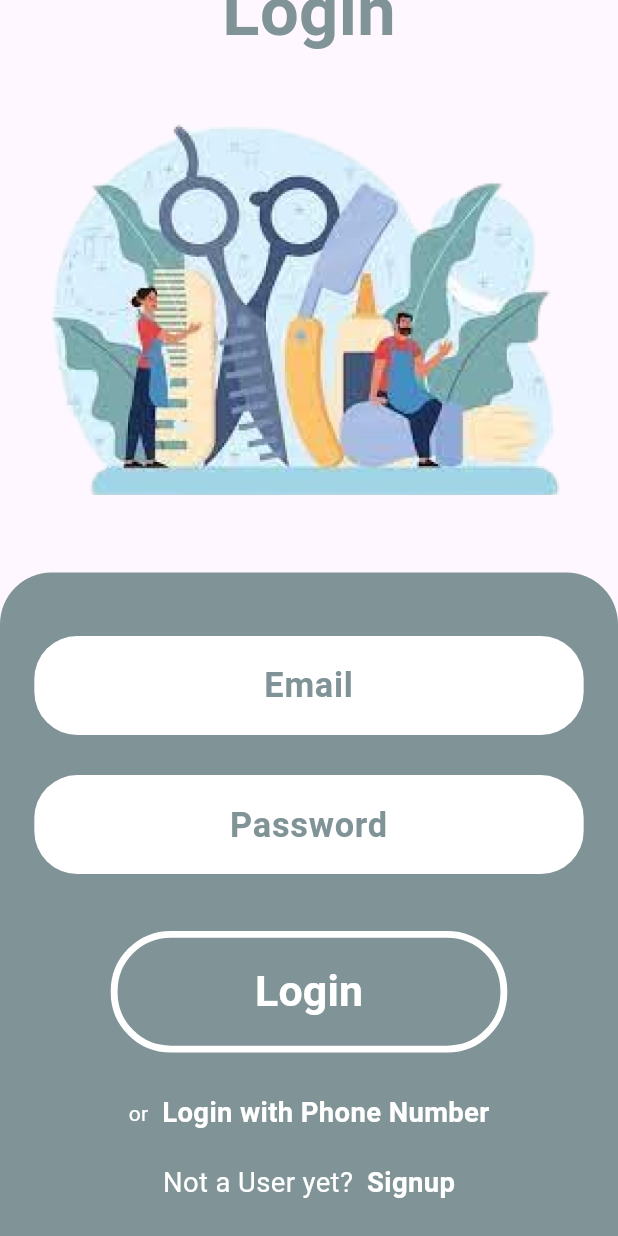
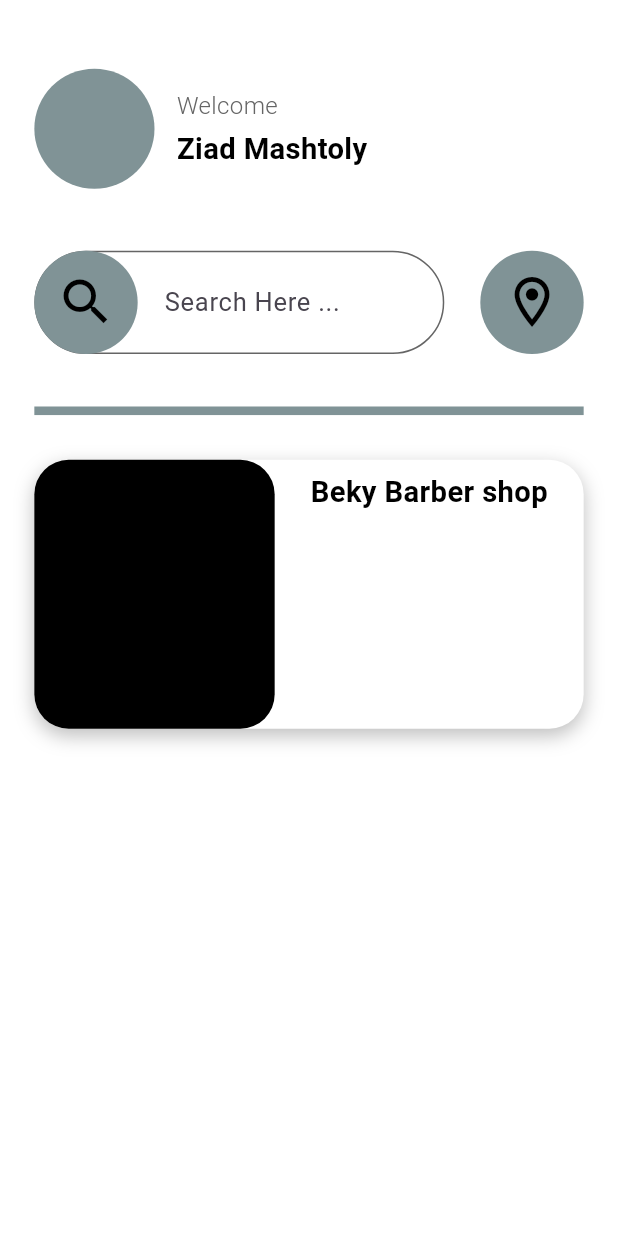
Before and after one commit to youssefibrahim146/barber_app, a Flutter app: the LoginScreen screen opened directly, scrolled down 109 dp, after a tap on "Login", on a phone screen of 412 x 824 dp. Run offline on Flutter 3.47's test engine with Material 3 defaults, Android fonts, the phone set to English and light mode, and no system bars; our stand-ins replace flutter_screenutil, get.

Commit message:
-add home screen but the barber card not finished -add get started screen

```diff
--- a/lib/app_router.dart
+++ b/lib/app_router.dart
@@ -1,3 +1,5 @@
+import 'package:barber/view/screens/get_started_screen.dart';
+import 'package:barber/view/screens/home_screen.dart';
 import 'package:barber/view/screens/signup_screen.dart';
 import 'package:flutter/material.dart';
 
@@ -7,6 +9,10 @@ import 'view/screens/login_screen.dart';
 class AppRouter {
   Route? generateRoute(RouteSettings settings) {
     switch (settings.name) {
+      case getStartedScreen:
+        return MaterialPageRoute(
+          builder: (_) => const GetStartedScreen(),
+        );
       case loginScreen:
         return MaterialPageRoute(
           builder: (_) => const LoginScreen(),
@@ -15,6 +21,10 @@ class AppRouter {
         return MaterialPageRoute(
           builder: (_) => const SignupScreen(),
         );
+      case homeScreen:
+        return MaterialPageRoute(
+          builder: (_) => const HomeScreen(),
+        );
     }
   }
 }
--- a/lib/constants/app_colors.dart
+++ b/lib/constants/app_colors.dart
@@ -3,4 +3,5 @@ import 'package:flutter/material.dart';
 class AppColors {
   Color whiteColor = const Color(0xffffffff);
   Color petrolColor = const Color.fromRGBO(128, 147, 150, 1);
+  Color lightGreyColor = const Color.fromRGBO(101, 101, 101, 1);
 }
--- a/lib/constants/fonts.dart
+++ b/lib/constants/fonts.dart
@@ -23,3 +23,13 @@ TextStyle fontHeavy16White = TextStyle(
   fontSize: 16.sp,
   color: AppColors().whiteColor,
 );
+TextStyle fontHeavy17black = TextStyle(
+  fontWeight: FontWeight.w700,
+  fontSize: 17.sp,
+  color: Colors.black,
+);
+TextStyle fontLight14grey = TextStyle(
+  fontWeight: FontWeight.w300,
+  fontSize: 14.sp,
+  color: AppColors().lightGreyColor,
+);
--- a/lib/constants/strings.dart
+++ b/lib/constants/strings.dart
@@ -1,2 +1,4 @@
-const String loginScreen = '/';
-const String signupScreen = "/signup";
+const String getStartedScreen = '/';
+const String loginScreen = '/loginscreen';
+const String signupScreen = "/signupScreen";
+const String homeScreen = "/homeScreen";
--- /dev/null
+++ b/lib/view/screens/get_started_screen.dart
@@ -0,0 +1,65 @@
+import 'package:barber/constants/app_colors.dart';
+import 'package:barber/constants/fonts.dart';
+import 'package:barber/constants/strings.dart';
+import 'package:flutter/material.dart';
+import 'package:flutter_screenutil/flutter_screenutil.dart';
+import 'package:get/get.dart';
+
+class GetStartedScreen extends StatelessWidget {
+  const GetStartedScreen({super.key});
+
+  @override
+  Widget build(BuildContext context) {
+    return Scaffold(
+      backgroundColor: AppColors().petrolColor,
+      body: Container(
+        padding: EdgeInsets.symmetric(vertical: 50.sp, horizontal: 45.sp),
+        width: double.infinity,
+        child: Column(
+          mainAxisAlignment: MainAxisAlignment.spaceBetween,
+          crossAxisAlignment: CrossAxisAlignment.center,
+          children: [
+            Hero(
+              tag: "auth",
+              child: Image.asset(
+                "assets/icons/barber logo.png",
+                width: 360.w,
+                height: 272.h,
+              ),
+            ),
+            Text(
+              "Book Your Schedule\nWith Your favorite\nBarber",
+              style: fontHeavy25White,
+              textAlign: TextAlign.center,
+            ),
+            Text(
+              "Lorem Ipsum is simply dummy text of the printing and typesetting industry. Lorem Ipsum has been the industry's standard dummy text ever since the 1500s, when an unknown printer took a galley of type and scrambled it to make a type specimen book.",
+              style: fontHeavy16White.copyWith(
+                fontSize: 12.sp,
+                fontWeight: FontWeight.w400,
+              ),
+              textAlign: TextAlign.center,
+            ),
+            TextButton(
+              onPressed: () {
+                Get.offNamed(loginScreen);
+              },
+              child: Container(
+                padding:
+                    EdgeInsets.symmetric(vertical: 15.sp, horizontal: 35.sp),
+                decoration: BoxDecoration(
+                  borderRadius: BorderRadius.circular(15.sp),
+                  color: const Color.fromRGBO(217, 217, 217, 1),
+                ),
+                child: Text(
+                  "Get Started",
+                  style: fontHeavy17black.copyWith(fontSize: 22.sp),
+                ),
+              ),
+            ),
+          ],
+        ),
+      ),
+    );
+  }
+}
--- /dev/null
+++ b/lib/view/screens/home_screen.dart
@@ -0,0 +1,55 @@
+import 'package:barber/constants/app_colors.dart';
+import 'package:barber/helpers/app_space.dart';
+import 'package:barber/view/widgets/barber_card.dart';
+import 'package:flutter/material.dart';
+import 'package:flutter_screenutil/flutter_screenutil.dart';
+
+import '../widgets/homa_appbar.dart';
+import '../widgets/search_bar.dart';
+
+class HomeScreen extends StatelessWidget {
+  const HomeScreen({super.key});
+
+  @override
+  Widget build(BuildContext context) {
+    return Scaffold(
+      backgroundColor: AppColors().whiteColor,
+      body: Container(
+        padding: EdgeInsets.symmetric(horizontal: 20.w, vertical: 40.sp),
+        child: Column(
+          children: [
+            const HomeAppBar(),
+            const SpaceTap(size: 40),
+            Row(
+              children: [
+                const Expanded(
+                  child: HomeSearchBar(),
+                ),
+                const SpaceTap(size: 21),
+                Container(
+                  padding: EdgeInsets.all(14.h),
+                  decoration: BoxDecoration(
+                    borderRadius: BorderRadius.circular(30.sp),
+                    color: AppColors().petrolColor,
+                  ),
+                  child: Icon(
+                    Icons.location_on_outlined,
+                    color: Colors.black,
+                    size: 35.sp,
+                  ),
+                ),
+              ],
+            ),
+            const SpaceTap(size: 29),
+            Divider(
+              color: AppColors().petrolColor,
+              thickness: 5.sp,
+            ),
+            const SpaceTap(size: 24),
+            const BarberCard(),
+          ],
+        ),
+      ),
+    );
+  }
+}
--- a/lib/view/screens/login_screen.dart
+++ b/lib/view/screens/login_screen.dart
@@ -60,7 +60,9 @@ class LoginScreen extends StatelessWidget {
                       const SpaceTap(size: 21),
                       SubmitButton(
                         text: "Login",
-                        onTap: () {},
+                        onTap: () {
+                          Get.offNamed(homeScreen);
+                        },
                       ),
                       const SpaceTap(size: 19),
                       OnTapText(
--- /dev/null
+++ b/lib/view/widgets/barber_card.dart
@@ -0,0 +1,54 @@
+import 'package:barber/constants/app_colors.dart';
+import 'package:barber/constants/fonts.dart';
+import 'package:flutter/material.dart';
+import 'package:flutter_screenutil/flutter_screenutil.dart';
+
+class BarberCard extends StatelessWidget {
+  const BarberCard({super.key});
+
+  @override
+  Widget build(BuildContext context) {
+    return Container(
+      width: 325.w,
+      height: 174.h,
+      decoration: BoxDecoration(
+        color: AppColors().whiteColor,
+        borderRadius: BorderRadius.circular(20.sp),
+        boxShadow: [
+          BoxShadow(
+            offset: Offset(0.sp, 4.sp),
+            color: Colors.black.withOpacity(0.25),
+            blurRadius: 9.sp,
+            spreadRadius: 0.0.sp,
+          ),
+        ],
+      ),
+      child: Row(
+        children: [
+          Container(
+            width: 140.w,
+            height: 174.h,
+            decoration: BoxDecoration(
+              color: Colors.black,
+              borderRadius: BorderRadius.circular(20.sp),
+            ),
+          ),
+          Expanded(
+            child: Padding(
+              padding: EdgeInsets.symmetric(vertical: 6.sp, horizontal: 10.sp),
+              child: Column(
+                crossAxisAlignment: CrossAxisAlignment.center,
+                children: [
+                  Text(
+                    "Beky Barber shop",
+                    style: fontHeavy17black,
+                  ),
+                ],
+              ),
+            ),
+          )
+        ],
+      ),
+    );
+  }
+}
--- /dev/null
+++ b/lib/view/widgets/homa_appbar.dart
@@ -0,0 +1,32 @@
+import 'package:barber/constants/app_colors.dart';
+import 'package:flutter/material.dart';
+import 'package:flutter_screenutil/flutter_screenutil.dart';
+
+import '../../constants/fonts.dart';
+import '../../helpers/app_space.dart';
+
+class HomeAppBar extends StatelessWidget {
+  const HomeAppBar({super.key});
+
+  @override
+  Widget build(BuildContext context) {
+    return Row(
+      children: [
+        CircleAvatar(
+          backgroundColor: AppColors().petrolColor,
+          radius: 35.sp,
+        ),
+        const SpaceTap(size: 13),
+        Column(
+          mainAxisAlignment: MainAxisAlignment.center,
+          crossAxisAlignment: CrossAxisAlignment.start,
+          children: [
+            Text("Welcome", style: fontLight14grey),
+            const SpaceTap(size: 3),
+            Text("Ziad Mashtoly", style: fontHeavy17black),
+          ],
+        )
+      ],
+    );
+  }
+}
--- /dev/null
+++ b/lib/view/widgets/search_bar.dart
@@ -0,0 +1,47 @@
+import 'package:barber/constants/app_colors.dart';
+import 'package:barber/constants/fonts.dart';
+import 'package:flutter/material.dart';
+import 'package:flutter_screenutil/flutter_screenutil.dart';
+
+class HomeSearchBar extends StatelessWidget {
+  const HomeSearchBar({super.key});
+
+  @override
+  Widget build(BuildContext context) {
+    return TextField(
+      style:
+          fontLight14grey.copyWith(fontSize: 17, fontWeight: FontWeight.w400),
+      decoration: InputDecoration(
+        hintText: "Search Here ...",
+        prefixIcon: Container(
+          margin: EdgeInsets.only(right: 12.sp),
+          padding: EdgeInsets.all(14.h),
+          decoration: BoxDecoration(
+            borderRadius: BorderRadius.circular(30.sp),
+            color: AppColors().petrolColor,
+          ),
+          child: Icon(
+            Icons.search,
+            color: Colors.black,
+            size: 35.sp,
+          ),
+        ),
+        border: OutlineInputBorder(
+          borderRadius: BorderRadius.circular(30.sp),
+        ),
+        enabledBorder: OutlineInputBorder(
+          borderRadius: BorderRadius.circular(30.sp),
+          borderSide: BorderSide(color: AppColors().lightGreyColor),
+        ),
+        focusedBorder: OutlineInputBorder(
+          borderRadius: BorderRadius.circular(30.sp),
+          borderSide: BorderSide(color: AppColors().lightGreyColor),
+        ),
+        disabledBorder: OutlineInputBorder(
+          borderRadius: BorderRadius.circular(30.sp),
+          borderSide: BorderSide(color: AppColors().lightGreyColor),
+        ),
+      ),
+    );
+  }
+}
--- a/pubspec.yaml
+++ b/pubspec.yaml
@@ -63,6 +63,7 @@ flutter:
   # To add assets to your application, add an assets section, like this:
   assets:
     - assets/images/
+    - assets/icons/
   #   - images/a_dot_ham.jpeg
 
   # An image asset can refer to one or more resolution-specific "variants", see
```
Also changed, not shown: assets/icons/barber logo.png (added).
